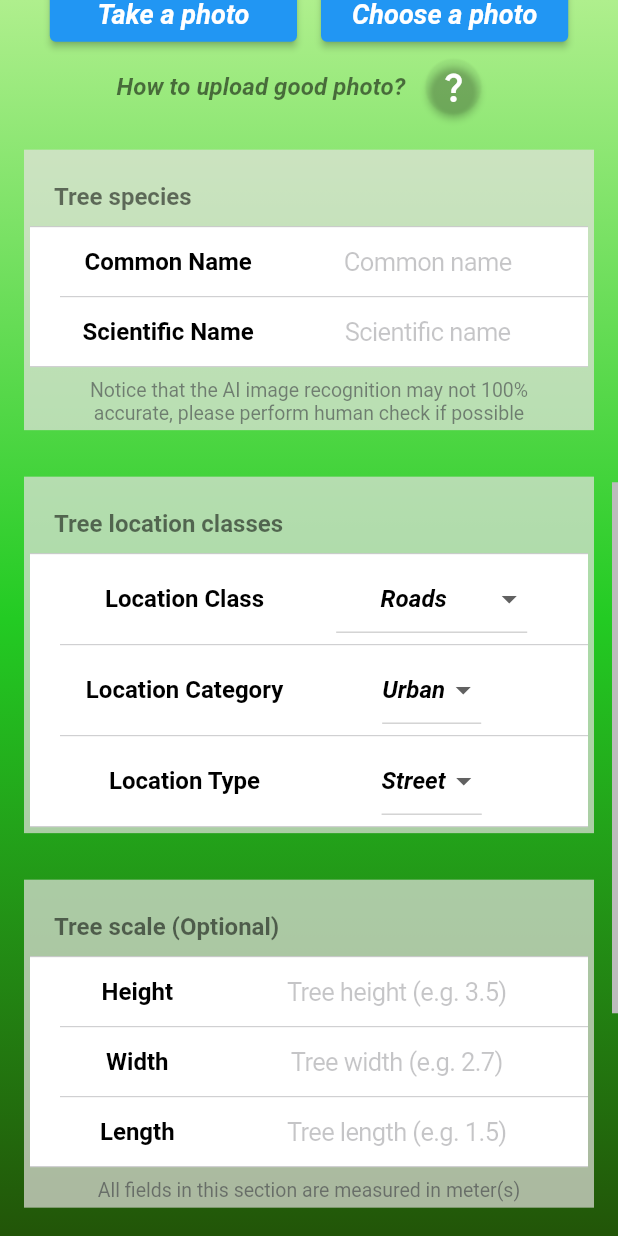
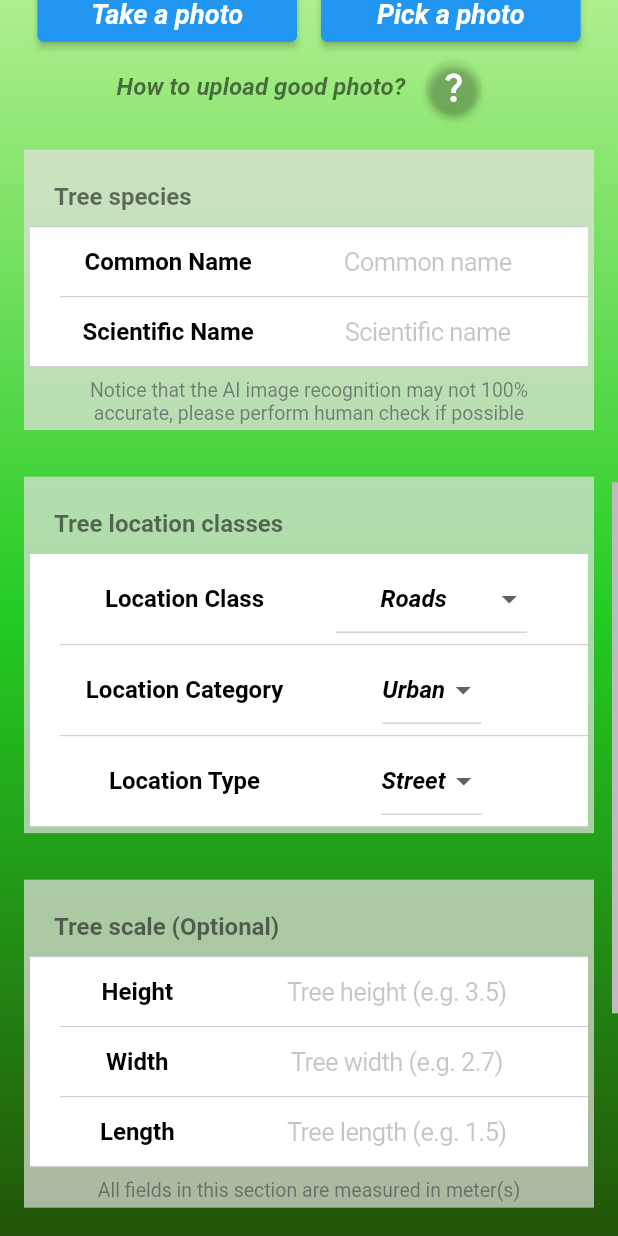
Before and after one commit to billzhao1030/Urban-Forest, a Flutter app: the UploadTree screen opened directly with empty values, scrolled down 576 dp, on a phone screen of 412 x 824 dp. Run offline on Flutter 3.47's test engine with Material 2 defaults, Android fonts, the phone set to English and light mode, and no system bars; our stand-ins replace animated_splash_screen, camera, cloud_firestore, firebase_auth, firebase_core, flutter_settings_screens and 8 more; accounts and stored records are empty.

Commit message:
adjust based on real device

```diff
--- a/lib/view/main_function/tree_details.dart
+++ b/lib/view/main_function/tree_details.dart
@@ -52,7 +52,7 @@ class _TreeDetailState extends State<TreeDetail> {
           child: Stack(
             children: [
               DataTable(
-                dataRowHeight: 65,
+                dataRowHeight: 75,
                 dataTextStyle: const TextStyle(
                   fontSize: 16,
                   fontWeight: FontWeight.bold
--- a/lib/view/main_function/tree_map_arcgis.dart
+++ b/lib/view/main_function/tree_map_arcgis.dart
@@ -110,7 +110,7 @@ class _TreeMapState extends State<TreeMap> {
               child: Transform.scale(
                 scale: 0.75,
                 child: SizedBox(
-                  height: MediaQuery.of(context).size.height * 0.2,
+                  height: MediaQuery.of(context).size.height * 0.23,
                   child: SliderSettingsTile(
                     title: 'Tree group radius (metres)',
                     settingKey: 'key-distance-map',
--- a/lib/view/main_function/upload_tree.dart
+++ b/lib/view/main_function/upload_tree.dart
@@ -226,7 +226,7 @@ class _UploadTreeState extends State<UploadTree> {
           mainAxisAlignment: MainAxisAlignment.center,
           children: [
             SizedBox(
-              width: isAddTree ? MediaQuery.of(context).size.width * 0.35 : MediaQuery.of(context).size.width * 0.5,
+              width: isAddTree ? MediaQuery.of(context).size.width * 0.5 : MediaQuery.of(context).size.width * 0.5,
               child: ElevatedButton(
                 onPressed: () async {
                   processLocation();
@@ -302,7 +302,7 @@ class _UploadTreeState extends State<UploadTree> {
             Padding(
               padding: const EdgeInsets.fromLTRB(8, 8, 8, 0),
               child: SizedBox(
-                width: MediaQuery.of(context).size.width * 0.4,
+                width: MediaQuery.of(context).size.width * 0.42,
                 child: ElevatedButton(
                   onPressed: () async {
                     setState(() {
@@ -318,7 +318,7 @@ class _UploadTreeState extends State<UploadTree> {
             Padding(
               padding: const EdgeInsets.fromLTRB(8, 8, 8, 0),
               child: SizedBox(
-                width: MediaQuery.of(context).size.width * 0.4,
+                width: MediaQuery.of(context).size.width * 0.42,
                 child: ElevatedButton(
                   onPressed: () async {
                     setState(() {
@@ -327,7 +327,7 @@ class _UploadTreeState extends State<UploadTree> {
                     });
                     await getFromGallery();
                   },
-                  child: formText("Choose a photo", fontsize: 18, fontStyle: FontStyle.italic)
+                  child: formText("Pick a photo", fontsize: 18, fontStyle: FontStyle.italic)
                 ),
               ),
             ),
```
Also changed, not shown: lib/view/main_function/profile/user_profile.dart (+1 -18 lines).
